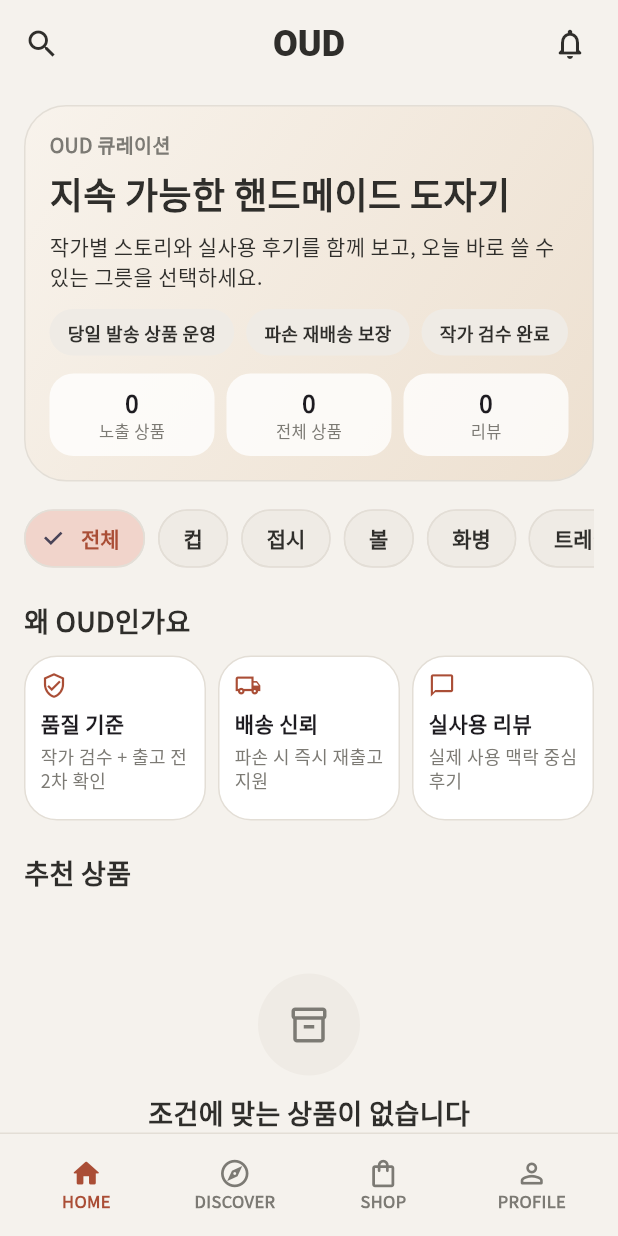
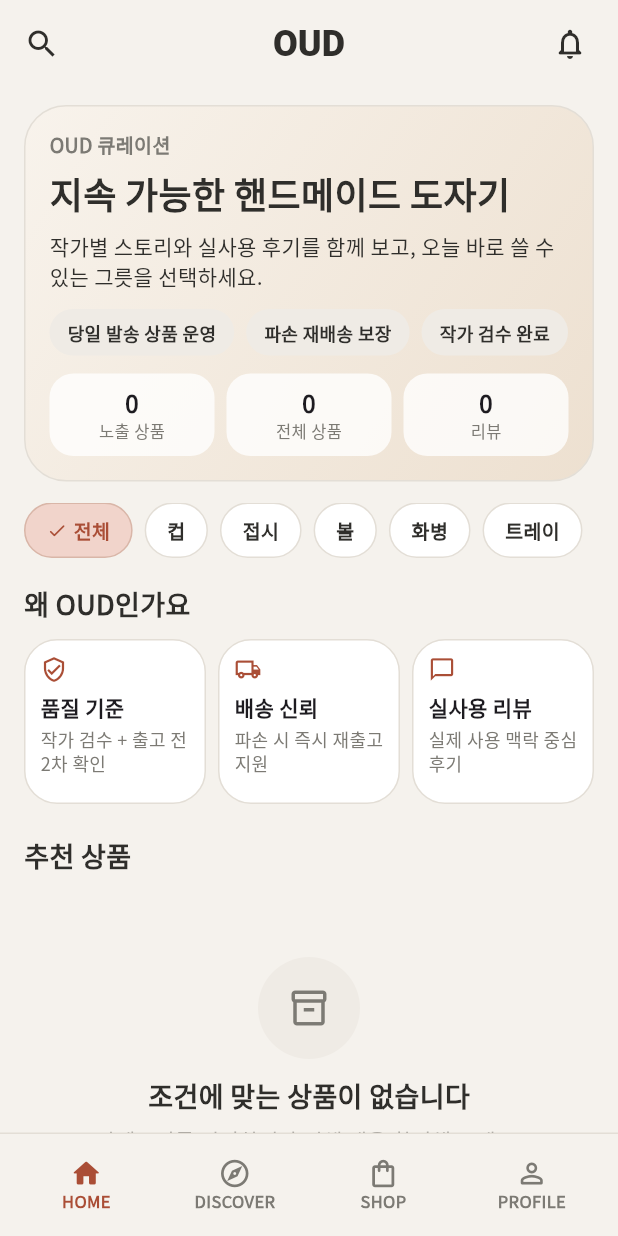
Before and after one commit to mink20001203-hub/ceramic_app, a Flutter app: the screen it shows after launch, on a phone screen of 412 x 824 dp. Run offline on Flutter 3.47's test engine with Material 3 defaults, Android fonts, the phone set to English and light mode, and no system bars; our stand-ins replace cloud_firestore, firebase_auth, firebase_core, google_fonts, shared_preferences; accounts and stored records are empty.

Commit message:
홈 칩 오버플로우 수정 및 주문 신뢰 UX 강화

```diff
--- a/lib/screens/home_screen.dart
+++ b/lib/screens/home_screen.dart
@@ -119,7 +119,7 @@ class _HomeScreenState extends State<HomeScreen> {
         const SliverToBoxAdapter(
           child: Padding(
             padding: EdgeInsets.fromLTRB(16, 22, 16, 0),
-            child: SizedBox(height: 102, child: _RestockPromptCard()),
+            child: _RestockPromptCard(),
           ),
         ),
         const SliverToBoxAdapter(child: SizedBox(height: 96)),
@@ -204,16 +204,42 @@ class _HomeScreenState extends State<HomeScreen> {
           final selected = _selectedCategory == category;
           return Padding(
             padding: const EdgeInsets.only(right: 8),
-            child: ChoiceChip(
-              label: Text(category),
-              selected: selected,
-              selectedColor: OudColors.primarySoft,
-              side: const BorderSide(color: OudColors.border),
-              labelStyle: TextStyle(
-                color: selected ? OudColors.primary : OudColors.text,
-                fontWeight: FontWeight.w700,
+            child: Material(
+              color: Colors.transparent,
+              child: InkWell(
+                borderRadius: OudRadii.pill,
+                onTap: () => setState(() => _selectedCategory = category),
+                child: AnimatedContainer(
+                  duration: const Duration(milliseconds: 140),
+                  curve: Curves.easeOutCubic,
+                  constraints: const BoxConstraints(minHeight: 36),
+                  padding: const EdgeInsets.symmetric(horizontal: 14, vertical: 8),
+                  decoration: BoxDecoration(
+                    color: selected ? OudColors.primarySoft : Colors.white,
+                    borderRadius: OudRadii.pill,
+                    border: Border.all(
+                      color: selected ? const Color(0xFFD9B6A8) : OudColors.border,
+                    ),
+                  ),
+                  child: Row(
+                    mainAxisSize: MainAxisSize.min,
+                    children: [
+                      if (selected) ...[
+                        const Icon(Icons.check_rounded, size: 14, color: OudColors.primary),
+                        const SizedBox(width: 4),
+                      ],
+                      Text(
+                        category,
+                        style: TextStyle(
+                          color: selected ? OudColors.primary : OudColors.text,
+                          fontWeight: FontWeight.w700,
+                          fontSize: 13,
+                        ),
+                      ),
+                    ],
+                  ),
+                ),
               ),
-              onSelected: (_) => setState(() => _selectedCategory = category),
             ),
           );
         }).toList(),
@@ -450,6 +476,7 @@ class _RestockPromptCard extends StatelessWidget {
       padding: EdgeInsets.fromLTRB(14, 12, 14, 12),
       child: Column(
         crossAxisAlignment: CrossAxisAlignment.start,
+        mainAxisSize: MainAxisSize.min,
         children: [
           Text(
             '재입고 알림 & 신상 소식',
```
Also changed, not shown: lib/screens/order_detail_screen.dart (+50 -0 lines), lib/screens/user_order_list_screen.dart (+45 -5 lines), assets/fonts/MaterialIcons-Regular.otf, 4 other files.
